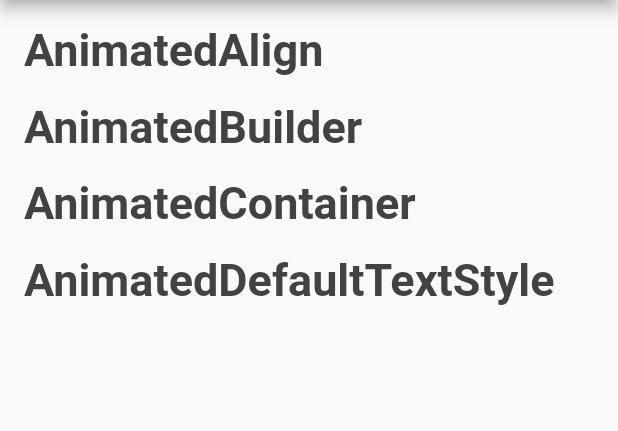
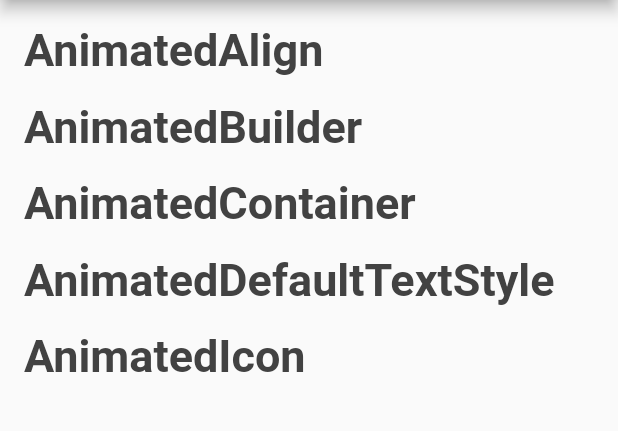
Before and after one commit to pshanmukha/animated_widgets, a Flutter app: the screen it shows after launch, on a phone screen of 412 x 824 dp, the part 84-515 px from its top. Run offline on Flutter 3.47's test engine with Material 2 defaults, Android fonts, the phone set to English and light mode, and no system bars.

Commit message:
animated Icon code & gif added in README.md

```diff
--- a/lib/main.dart
+++ b/lib/main.dart
@@ -1,6 +1,7 @@
 import 'package:flutter/material.dart';
 
 import 'animated_widgets/AnimatedDefaultTextStyle_widget.dart';
+import 'animated_widgets/AnimatedIcon_widget.dart';
 import 'animated_widgets/animatedAlign_widget.dart';
 import 'animated_widgets/animatedBuilder_widget.dart';
 import 'animated_widgets/animatedContainer_widget.dart';
@@ -95,6 +96,19 @@ class MyHomePage extends StatelessWidget {
                     fontSize: 30),
               ),
             ),
+            TextButton(
+              onPressed: () {
+                Navigator.of(context).push(
+                    MaterialPageRoute(builder: (context) => const AnimatedIconWidget()));
+              },
+              child: Text(
+                "AnimatedIcon",
+                style: TextStyle(
+                    color: Colors.grey[800],
+                    fontWeight: FontWeight.bold,
+                    fontSize: 30),
+              ),
+            ),
           ],
         ),
       ),
```
Also changed, not shown: lib/animated_widgets/AnimatedIcon_widget.dart (added, +54 -0 lines), assets/animatedicon.gif (added), 1 other file.
